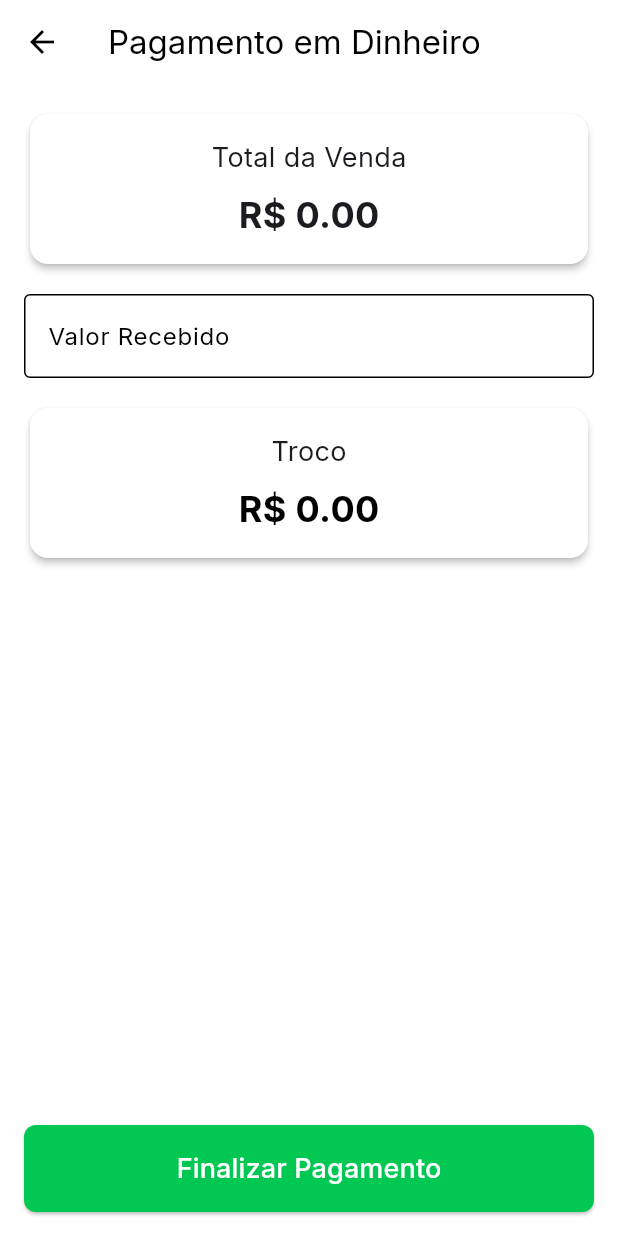
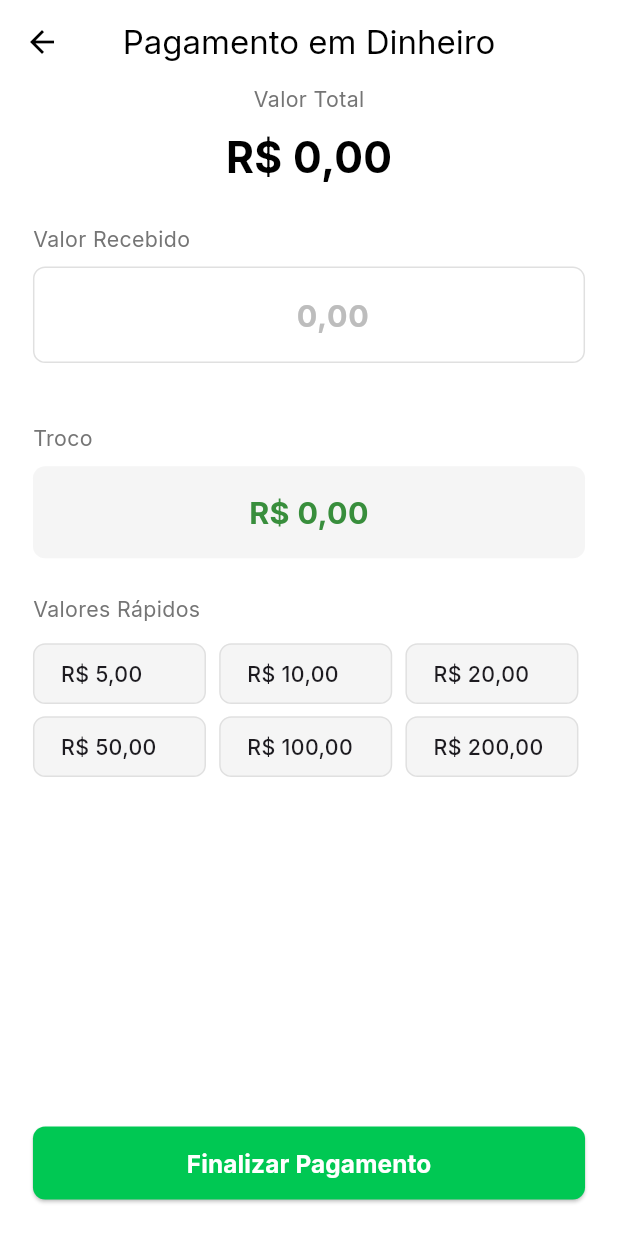
Before and after one commit to francisdev584/pos_machine, a Flutter app: the CashPaymentPage screen opened directly with empty values, on a phone screen of 412 x 824 dp. Run offline on Flutter 3.47's test engine with Material 3 defaults, Android fonts, the phone set to English and light mode, and no system bars; our stand-ins replace cached_network_image, dio, equatable, flutter_bloc, flutter_screenutil, flutter_secure_storage and 3 more; accounts and stored records are empty; network calls fail.

Commit message:
add animation & quickAmountButtons to cashPaymentPage

```diff
--- a/lib/features/sale/presentation/pages/cash_payment_page.dart
+++ b/lib/features/sale/presentation/pages/cash_payment_page.dart
@@ -1,35 +1,81 @@
 import 'package:flutter/material.dart';
 
 import 'package:flutter_bloc/flutter_bloc.dart';
+import 'package:flutter_screenutil/flutter_screenutil.dart';
 
 import 'package:pos_machine/core/navigation/routes.dart';
+import 'package:pos_machine/core/utils/format_utils.dart';
 import 'package:pos_machine/features/sale/domain/entities/sale.dart';
+import 'package:pos_machine/features/sale/presentation/widgets/animated_change_display.dart';
+import 'package:pos_machine/features/sale/presentation/widgets/quick_amount_buttons.dart';
 import 'package:pos_machine/features/sale/service/cubit/sale_cubit.dart';
 import 'package:pos_machine/features/seller/service/cubit/seller_cubit.dart';
 
 class CashPaymentPage extends StatefulWidget {
   final double total;
+  final Sale sale;
 
-  const CashPaymentPage({super.key, required this.total, required Sale sale});
+  const CashPaymentPage({super.key, required this.total, required this.sale});
 
   @override
   State<CashPaymentPage> createState() => _CashPaymentPageState();
 }
 
-class _CashPaymentPageState extends State<CashPaymentPage> {
+class _CashPaymentPageState extends State<CashPaymentPage>
+    with SingleTickerProviderStateMixin {
   final _amountController = TextEditingController();
   double _change = 0.0;
+  double _amountPaid = 0.0;
+  bool _isProcessing = false;
+  late AnimationController _processAnimController;
+
+  @override
+  void initState() {
+    super.initState();
+    _processAnimController = AnimationController(
+      vsync: this,
+      duration: const Duration(milliseconds: 1500),
+    );
+  }
 
   @override
   void dispose() {
     _amountController.dispose();
+    _processAnimController.dispose();
     super.dispose();
   }
 
-  void _calculateChange(String value) {
-    final amountPaid = double.tryParse(value) ?? 0;
+  void _updateAmount(String value) {
+    try {
+      final amount = double.parse(value);
+      setState(() {
+        _amountPaid = amount;
+        _change = amount - widget.total;
+      });
+    } catch (e) {
+      // Ignorar erros de formatação
+    }
+  }
+
+  void _setAmountPaid(double amount) {
     setState(() {
-      _change = amountPaid - widget.total;
+      _amountPaid = amount;
+      _change = amount - widget.total;
+      _amountController.text = FormatUtils.formatCurrency(amount);
+    });
+  }
+
+  void _startProcessingAnimation() {
+    setState(() {
+      _isProcessing = true;
+    });
+    _processAnimController.repeat();
+  }
+
+  void _finalizeSale() {
+    _startProcessingAnimation();
+    Future.delayed(const Duration(milliseconds: 800), () {
+      context.read<SaleCubit>().finalizeSale();
     });
   }
 
@@ -38,25 +84,38 @@ class _CashPaymentPageState extends State<CashPaymentPage> {
     return BlocListener<SaleCubit, SaleState>(
       listener: (context, state) {
         if (state is SaleSuccess) {
+          _processAnimController.stop();
           context.read<SellerCubit>().clearSelectedSeller();
-          ScaffoldMessenger.of(context).showSnackBar(
-            const SnackBar(
-              content: Text('Venda finalizada com sucesso!'),
-              backgroundColor: Colors.green,
-            ),
+
+          // Navegar para a tela de sucesso
+          Navigator.pushNamedAndRemoveUntil(
+            context,
+            Routes.paymentSuccess,
+            (route) => false,
+            arguments: {
+              'totalAmount': widget.total,
+              'amountPaid': _amountPaid,
+              'change': _change,
+              'sale': widget.sale,
+            },
           );
-          Navigator.of(
-            context,
-          ).pushNamedAndRemoveUntil(Routes.seller, (route) => route.isFirst);
         } else if (state is SaleError) {
+          _processAnimController.stop();
+          setState(() {
+            _isProcessing = false;
+          });
+
           ScaffoldMessenger.of(context).showSnackBar(
             SnackBar(content: Text(state.message), backgroundColor: Colors.red),
           );
         }
       },
       child: Scaffold(
+        backgroundColor: Colors.white,
         appBar: AppBar(
           backgroundColor: Colors.white,
+          elevation: 0,
+          centerTitle: true,
           leading: IconButton(
             icon: const Icon(Icons.arrow_back),
             onPressed: () => Navigator.of(context).pop(),
@@ -64,78 +123,141 @@ class _CashPaymentPageState extends State<CashPaymentPage> {
           title: const Text('Pagamento em Dinheiro'),
         ),
         body: Padding(
-          padding: const EdgeInsets.all(16.0),
+          padding: EdgeInsets.symmetric(horizontal: 20.w),
           child: Column(
             crossAxisAlignment: CrossAxisAlignment.stretch,
             children: [
-              Card(
-                child: Padding(
-                  padding: const EdgeInsets.all(16.0),
-                  child: Column(
-                    children: [
-                      const Text(
-                        'Total da Venda',
-                        style: TextStyle(fontSize: 18),
+              // Total da venda
+              Column(
+                children: [
+                  Text(
+                    'Valor Total',
+                    style: TextStyle(fontSize: 14.sp, color: Colors.grey[600]),
+                  ),
+                  SizedBox(height: 8.h),
+                  Text(
+                    FormatUtils.formatCurrencyWithSymbol(widget.total),
+                    style: TextStyle(
+                      fontSize: 28.sp,
+                      fontWeight: FontWeight.bold,
+                      color: Colors.black,
+                    ),
+                  ),
+                ],
+              ),
+
+              SizedBox(height: 24.h),
+
+              // Valor Recebido
+              Column(
+                crossAxisAlignment: CrossAxisAlignment.start,
+                children: [
+                  Text(
+                    'Valor Recebido',
+                    style: TextStyle(fontSize: 14.sp, color: Colors.grey[600]),
+                  ),
+                  SizedBox(height: 8.h),
+                  Container(
+                    decoration: BoxDecoration(
+                      color: Colors.white,
+                      borderRadius: BorderRadius.circular(8.r),
+                      border: Border.all(color: Colors.grey.shade300),
+                    ),
+                    child: TextField(
+                      controller: _amountController,
+                      keyboardType: const TextInputType.numberWithOptions(
+                        decimal: true,
                       ),
-                      const SizedBox(height: 8),
-                      Text(
-                        'R\$ ${widget.total.toStringAsFixed(2)}',
-                        style: const TextStyle(
-                          fontSize: 24,
+                      style: TextStyle(
+                        fontSize: 20.sp,
+                        fontWeight: FontWeight.bold,
+                      ),
+                      textAlign: TextAlign.center,
+                      decoration: InputDecoration(
+                        contentPadding: EdgeInsets.symmetric(
+                          vertical: 16.h,
+                          horizontal: 12.w,
+                        ),
+                        hintText: '0,00',
+                        hintStyle: TextStyle(
+                          color: Colors.grey[400],
+                          fontSize: 20.sp,
+                        ),
+                        prefixText: 'R\$ ',
+                        prefixStyle: TextStyle(
+                          fontSize: 20.sp,
                           fontWeight: FontWeight.bold,
                         ),
+                        border: InputBorder.none,
                       ),
-                    ],
+                      onChanged: (value) {
+                        // Converter entrada com vírgula para processamento com ponto
+                        final processValue = value.replaceAll(',', '.');
+                        _updateAmount(processValue);
+                      },
+                    ),
                   ),
-                ),
+                ],
               ),
-              const SizedBox(height: 16),
-              TextField(
-                controller: _amountController,
-                keyboardType: TextInputType.number,
-                decoration: const InputDecoration(
-                  labelText: 'Valor Recebido',
-                  prefixText: 'R\$ ',
-                  border: OutlineInputBorder(),
-                ),
-                onChanged: _calculateChange,
+              SizedBox(height: 24.h),
+              AnimatedChangeDisplay(change: _change),
+              // Botões de valores rápidos
+              QuickAmountButtons(
+                totalAmount: widget.total,
+                onAmountSelected: _setAmountPaid,
               ),
-              const SizedBox(height: 16),
-              Card(
-                child: Padding(
-                  padding: const EdgeInsets.all(16.0),
-                  child: Column(
-                    children: [
-                      const Text('Troco', style: TextStyle(fontSize: 18)),
-                      const SizedBox(height: 8),
-                      Text(
-                        'R\$ ${_change.toStringAsFixed(2)}',
-                        style: TextStyle(
-                          fontSize: 24,
-                          fontWeight: FontWeight.bold,
-                          color: _change < 0 ? Colors.red : Colors.black,
-                        ),
+
+              const Spacer(),
+
+              // Botão finalizar pagamento
+              Padding(
+                padding: EdgeInsets.only(bottom: 24.h),
+                child: SizedBox(
+                  height: 48.h,
+                  child: ElevatedButton(
+                    onPressed:
+                        _isProcessing || _change < 0 ? null : _finalizeSale,
+                    style: ElevatedButton.styleFrom(
+                      backgroundColor: const Color(0xFF00C853),
+                      foregroundColor: Colors.white,
+                      disabledBackgroundColor: Colors.grey.shade400,
+                      shape: RoundedRectangleBorder(
+                        borderRadius: BorderRadius.circular(8.r),
                       ),
-                    ],
+                    ),
+                    child:
+                        _isProcessing
+                            ? Row(
+                              mainAxisAlignment: MainAxisAlignment.center,
+                              children: [
+                                SizedBox(
+                                  width: 20.w,
+                                  height: 20.w,
+                                  child: const CircularProgressIndicator(
+                                    strokeWidth: 2.5,
+                                    valueColor: AlwaysStoppedAnimation<Color>(
+                                      Colors.white,
+                                    ),
+                                  ),
+                                ),
+                                SizedBox(width: 12.w),
+                                Text(
+                                  'Processando...',
+                                  style: TextStyle(
+                                    fontSize: 16.sp,
+                                    fontWeight: FontWeight.bold,
+                                  ),
+                                ),
+                              ],
+                            )
+                            : Text(
+                              'Finalizar Pagamento',
+                              style: TextStyle(
+                                fontSize: 16.sp,
+                                fontWeight: FontWeight.bold,
+                              ),
+                            ),
                   ),
-                ),
-              ),
-              const Spacer(),
-              ElevatedButton(
-                onPressed:
-                    _change < 0
-                        ? null
-                        : () {
-                          context.read<SaleCubit>().finalizeSale();
-                        },
-                style: ElevatedButton.styleFrom(
-                  backgroundColor: const Color(0xFF00C853),
-                  foregroundColor: Colors.white,
-                  padding: const EdgeInsets.symmetric(vertical: 16),
-                ),
-                child: const Text(
-                  'Finalizar Pagamento',
-                  style: TextStyle(fontSize: 18),
                 ),
               ),
             ],
--- /dev/null
+++ b/lib/features/sale/presentation/widgets/animated_change_display.dart
@@ -0,0 +1,135 @@
+import 'package:flutter/material.dart';
+
+import 'package:flutter_screenutil/flutter_screenutil.dart';
+
+import 'package:pos_machine/core/theme/app_theme.dart';
+import 'package:pos_machine/core/utils/format_utils.dart';
+
+class AnimatedChangeDisplay extends StatefulWidget {
+  final double change;
+
+  const AnimatedChangeDisplay({super.key, required this.change});
+
+  @override
+  State<AnimatedChangeDisplay> createState() => _AnimatedChangeDisplayState();
+}
+
+class _AnimatedChangeDisplayState extends State<AnimatedChangeDisplay>
+    with SingleTickerProviderStateMixin {
+  late AnimationController _controller;
+  late Animation<double> _scaleAnimation;
+  late Animation<double> _opacityAnimation;
+  late Animation<double> _valueAnimation;
+
+  double _previousChange = 0.0;
+
+  @override
+  void initState() {
+    super.initState();
+    _controller = AnimationController(
+      duration: const Duration(milliseconds: 500),
+      vsync: this,
+    );
+
+    _scaleAnimation = Tween<double>(
+      begin: 0.8,
+      end: 1.0,
+    ).animate(CurvedAnimation(parent: _controller, curve: Curves.elasticOut));
+
+    _opacityAnimation = Tween<double>(begin: 0.0, end: 1.0).animate(
+      CurvedAnimation(
+        parent: _controller,
+        curve: const Interval(0.0, 0.5, curve: Curves.easeIn),
+      ),
+    );
+
+    _valueAnimation = Tween<double>(
+      begin: 0.0,
+      end: widget.change,
+    ).animate(CurvedAnimation(parent: _controller, curve: Curves.easeOutCubic));
+
+    _controller.forward();
+  }
+
+  @override
+  void didUpdateWidget(AnimatedChangeDisplay oldWidget) {
+    super.didUpdateWidget(oldWidget);
+    if (oldWidget.change != widget.change) {
+      _previousChange = oldWidget.change;
+      _valueAnimation = Tween<double>(
+        begin: _previousChange,
+        end: widget.change,
+      ).animate(
+        CurvedAnimation(parent: _controller, curve: Curves.easeOutCubic),
+      );
+      _controller.reset();
+      _controller.forward();
+    }
+  }
+
+  @override
+  void dispose() {
+    _controller.dispose();
+    super.dispose();
+  }
+
+  @override
+  Widget build(BuildContext context) {
+    final isPositive = widget.change >= 0;
+
+    return AnimatedBuilder(
+      animation: _controller,
+      builder: (context, child) {
+        return Container(
+          padding: EdgeInsets.symmetric(vertical: 16.h),
+          child: Column(
+            crossAxisAlignment: CrossAxisAlignment.start,
+            children: [
+              Text(
+                'Troco',
+                style: TextStyle(fontSize: 14.sp, color: Colors.grey[600]),
+              ),
+              SizedBox(height: 8.h),
+              Container(
+                width: double.infinity,
+                padding: EdgeInsets.symmetric(vertical: 16.h),
+                decoration: BoxDecoration(
+                  color: Colors.grey[100],
+                  borderRadius: BorderRadius.circular(8.r),
+                ),
+                child: FadeTransition(
+                  opacity: _opacityAnimation,
+                  child: ScaleTransition(
+                    scale: _scaleAnimation,
+                    child: Text(
+                      'R\$ ${FormatUtils.formatCurrency(_valueAnimation.value)}',
+                      textAlign: TextAlign.center,
+                      style: TextStyle(
+                        fontSize: 20.sp,
+                        fontWeight: FontWeight.bold,
+                        color:
+                            isPositive
+                                ? AppTheme.successColor
+                                : AppTheme.errorColor,
+                      ),
+                    ),
+                  ),
+                ),
+              ),
+              SizedBox(height: 8.h),
+              if (!isPositive)
+                Text(
+                  'Valor insuficiente',
+                  style: TextStyle(
+                    fontSize: 14.sp,
+                    color: Colors.red.shade700,
+                    fontStyle: FontStyle.italic,
+                  ),
+                ),
+            ],
+          ),
+        );
+      },
+    );
+  }
+}
```
